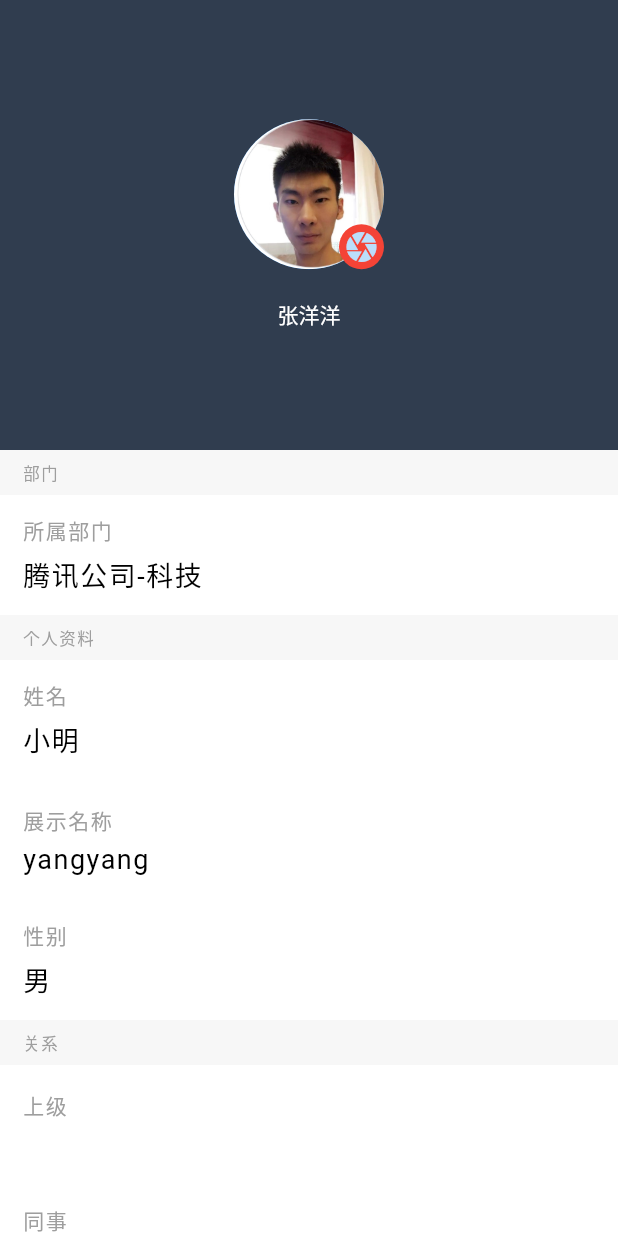
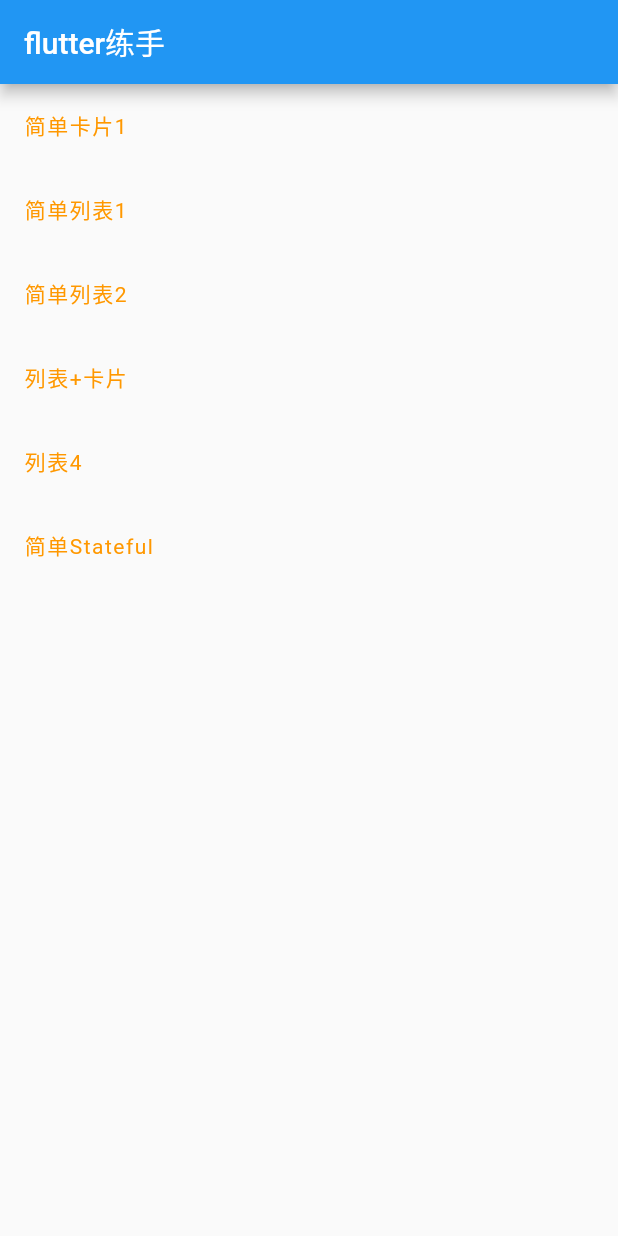
Before and after one commit to yangyangDeveloper/FlutterOwn, a Flutter app: the screen it shows after launch, on a phone screen of 412 x 824 dp. Run offline on Flutter 3.47's test engine with Material 2 defaults, Android fonts, the phone set to English and light mode, and no system bars.

Commit message:
添加整体列表

```diff
--- /dev/null
+++ b/flutter_zyy/lib/Demo.dart
@@ -0,0 +1,121 @@
+import 'package:flutter/cupertino.dart';
+import 'package:flutter/material.dart';
+import 'package:flutter_zyy/list4.dart';
+import 'cardpage.dart';
+import 'list1.dart';
+import 'list2.dart';
+import 'list3.dart';
+import 'list4.dart';
+import 'uidemo1.dart';
+
+class Demo extends StatefulWidget {
+  const Demo({Key? key}) : super(key: key);
+
+  @override
+  _DemoState createState() => _DemoState();
+}
+
+class Todo {
+  String title = '';
+}
+
+class CellItem {
+  String heading;
+  CellItem(this.heading);
+}
+
+class _DemoState extends State<Demo> {
+  List widgets = [];
+  List<Todo> todos = [];
+
+  List<CellItem> items = [
+    CellItem('简单卡片1'),
+    CellItem('简单列表1'),
+    CellItem('简单列表2'),
+    CellItem('列表+卡片'),
+    CellItem('列表4'),
+    CellItem('简单Stateful')
+  ];
+
+  @override
+  void initState() {
+    super.initState();
+    for (int i = 0; i < items.length; i++) {
+      final item = items[i];
+      widgets.add(_getRow(i));
+      Todo todo = new Todo();
+      todo.title = item.heading.toString();
+      todos.add(todo);
+    }
+  }
+
+  @override
+  Widget build(BuildContext context) {
+    return new Scaffold(
+      appBar: new AppBar(
+        title: new Text('flutter练手'),
+      ),
+      body: new ListView.builder(
+        itemCount: widgets.length,
+        itemBuilder: (BuildContext context, int position) {
+          return _getRow(position);
+        },
+      ),
+    );
+  }
+
+  Widget _getRow(int i) {
+    final item = items[i];
+    return ListTile(
+      onTap: ()  async {
+        if (i == 0) {
+          Navigator.push(context,
+              MaterialPageRoute(builder: (BuildContext context) {
+            return cardpage();
+          }));
+        }
+
+        if (i == 1) {
+          Navigator.push(context,
+              MaterialPageRoute(builder: (BuildContext context) {
+//                  return new SecondApp(); //不传值的跳转
+            return list1(todo: todos[i]); //带传值的跳转
+          }));
+        }
+
+        if (i == 2) {
+          Navigator.push(context,
+              MaterialPageRoute(builder: (BuildContext context) {
+            return list2(); //带传值的跳转
+          }));
+        }
+
+        if (i == 3) {
+          var result = await Navigator.push(context,
+              MaterialPageRoute(builder: (BuildContext context) {
+                return list3(); //带传值的跳转
+              }));
+          print("路由列表3: $result");
+        }
+
+        if (i == 4) {
+          Navigator.push(context,
+              MaterialPageRoute(builder: (BuildContext context) {
+            return list4();
+          }));
+        }
+
+        if (i == 5) {
+          Navigator.push(context,
+              MaterialPageRoute(builder: (BuildContext context) {
+            return uidemo1();
+          }));
+        }
+      },
+      title: Text(
+        item.heading,
+        style: TextStyle(color: Colors.orange, fontSize: 14, letterSpacing: 1),
+      ),
+    );
+  }
+}
--- a/flutter_zyy/lib/list2.dart
+++ b/flutter_zyy/lib/list2.dart
@@ -18,7 +18,7 @@ class list2 extends StatelessWidget {
         padding: const EdgeInsets.all(25.0),
         itemExtent: 50,
       ),
-    );;
+    );
   }
 
   List<Widget> getListChildren() {
--- a/flutter_zyy/lib/main.dart
+++ b/flutter_zyy/lib/main.dart
@@ -1,12 +1,10 @@
 import 'package:flutter/material.dart';
-import 'package:flutter_zyy/list3.dart';
-import 'package:flutter_zyy/solution2.dart';
+import 'package:flutter_zyy/Demo.dart';
 import 'cardpage.dart';
-import 'package:flutter_zyy/list1.dart';
-import 'personinfolist.dart';
+import 'list1.dart';
 import 'list2.dart';
+import 'list3.dart';
 import 'uidemo1.dart';
-import 'package:flutter_zyy/Solution1.dart';
 
 void main() {
   runApp(const MyApp());
@@ -20,6 +18,9 @@ class MyApp extends StatelessWidget {
   Widget build(BuildContext context) {
     return MaterialApp(
       title: 'Flutter Demo',
+      // routes: <String, WidgetBuilder>{
+      //  '/list1':(BuildContext context) => new list1(todo: )
+      // },
       theme: ThemeData(
         // This is the theme of your application.
         //
@@ -32,7 +33,7 @@ class MyApp extends StatelessWidget {
         // is not restarted.
         primarySwatch: Colors.blue,
       ),
-      home: list3(),
+      home: Demo(),
     );
   }
 }
--- a/flutter_zyy/lib/solution2.dart
+++ /dev/null
@@ -1,2 +0,0 @@
-import 'package:flutter/cupertino.dart';
-import 'package:flutter/material.dart';
```
Also changed, not shown: flutter_zyy/lib/Solution1.dart (deleted, +0 -39 lines), flutter_zyy/lib/list1.dart (+13 -3 lines), flutter_zyy/lib/list3.dart (+40 -6 lines), flutter_zyy/lib/list4.dart (added, +46 -0 lines), flutter_zyy/lib/personinfolist.dart (deleted, +0 -51 lines).
